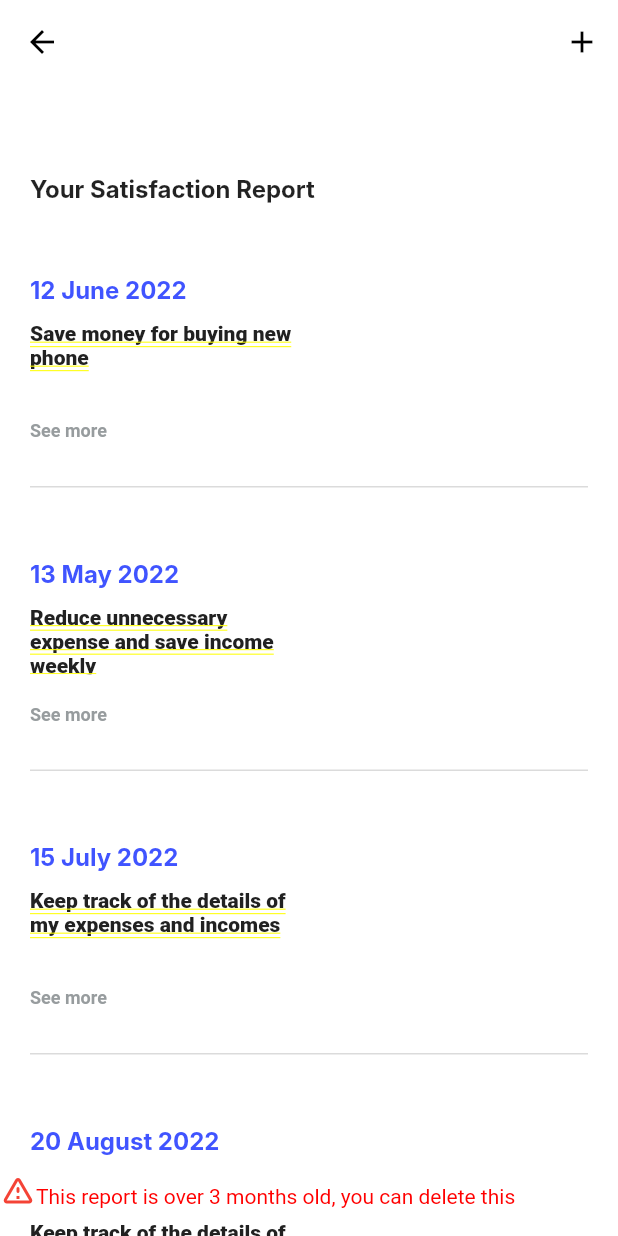
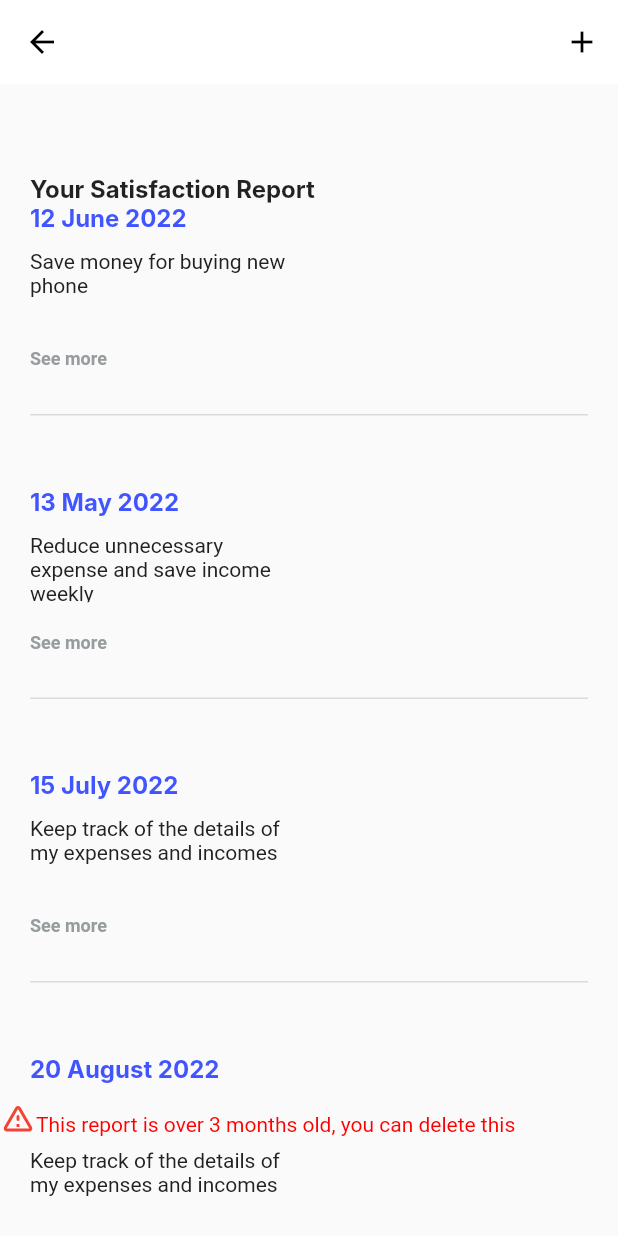
Before and after one commit to PPL-Waffar/iSaveit-flutter, a Flutter app: the ReadFeedback screen opened directly, on a phone screen of 412 x 824 dp. Run offline on Flutter 3.47's test engine with Material 2 defaults, Android fonts, the light colour scheme and no system bars; our stand-ins replace carousel_slider, pie_chart, shared_preferences; accounts and stored records are empty; Roboto replaces fonts that are missing (Inter).

Commit message:
[REFACTOR] Remove the yellow underline

```diff
--- a/lib/main.dart
+++ b/lib/main.dart
@@ -2,6 +2,7 @@
 
 import 'package:flutter/material.dart';
 import 'package:isaveit/page/authentication/login_page.dart';
+import 'package:isaveit/page/feedback/read_feedback.dart';
 
 
 
@@ -13,7 +14,7 @@ class MyApp extends StatelessWidget {
   Widget build(BuildContext context) {
     return  MaterialApp(
       debugShowCheckedModeBanner: false,
-      home: Login(),
+      home: ReadFeedback(),
 
     );
   }
--- a/lib/page/feedback/read_feedback.dart
+++ b/lib/page/feedback/read_feedback.dart
@@ -15,7 +15,7 @@ class ReadFeedbackPage extends State<ReadFeedback> {
   @override
   Widget build(BuildContext context) {
     return Scaffold(
-        backgroundColor: Colors.white,
+
         appBar: AppBar(
           automaticallyImplyLeading: false,
           backgroundColor: Colors.white,
@@ -60,10 +60,6 @@ class ReadFeedbackPage extends State<ReadFeedback> {
                           crossAxisAlignment: CrossAxisAlignment.start,
                           children: [
                             const SizedBox(height: 0.5,),
-                            const SizedBox(height: 24),
-
-
-                            const SizedBox(height: 24),
 
                             //Name of the user
                             Container(
@@ -85,9 +81,8 @@ class ReadFeedbackPage extends State<ReadFeedback> {
                                     width: 200,
                                     padding: const EdgeInsets.only(left: 20.0),
                                     child: RichText(
-                                      text: TextSpan(
-                                          style: DefaultTextStyle.of(context).style,
-                                          children: const <TextSpan>[
+                                      text: const TextSpan(
+                                          children: <TextSpan>[
                                             TextSpan(text: 'Save money for buying new phone\n',style: TextStyle(fontSize: 14.0,fontFamily: 'Roboto',color: Color(0xFF212121))),
                                           ]
                                       ),
@@ -103,7 +98,7 @@ class ReadFeedbackPage extends State<ReadFeedback> {
                                       const EdgeInsets.all(20)),
                                 ),
                                 child:RichText(
-                                  text: const TextSpan(
+                                  text:  const TextSpan(
                                       children: <TextSpan>[
                                         TextSpan(text: 'See more', style: TextStyle(fontSize: 12, color: Color(0xff979C9E), fontWeight: FontWeight.w700))
                                       ]
@@ -144,9 +139,8 @@ class ReadFeedbackPage extends State<ReadFeedback> {
                                     width: 200,
                                     padding: const EdgeInsets.only(left: 20.0),
                                     child: RichText(
-                                      text: TextSpan(
-                                          style: DefaultTextStyle.of(context).style,
-                                          children: const <TextSpan>[
+                                      text: const TextSpan(
+                                          children: <TextSpan>[
                                             TextSpan(text: 'Reduce unnecessary expense and save income weekly\n',style: TextStyle(fontSize: 14.0,fontFamily: 'Roboto',color: Color(0xFF212121))),
                                           ]
                                       ),
@@ -201,9 +195,8 @@ class ReadFeedbackPage extends State<ReadFeedback> {
                                     width: 200,
                                     padding: const EdgeInsets.only(left: 20.0),
                                     child: RichText(
-                                      text: TextSpan(
-                                          style: DefaultTextStyle.of(context).style,
-                                          children: const <TextSpan>[
+                                      text: const TextSpan(
+                                          children: <TextSpan>[
                                             TextSpan(text: 'Keep track of the details of my expenses and incomes\n',style: TextStyle(fontSize: 14.0,fontFamily: 'Roboto',color: Color(0xFF212121))),
                                           ]
                                       ),
@@ -274,9 +267,8 @@ class ReadFeedbackPage extends State<ReadFeedback> {
                                     width: 200,
                                     padding: const EdgeInsets.only(left: 20.0),
                                     child: RichText(
-                                      text: TextSpan(
-                                          style: DefaultTextStyle.of(context).style,
-                                          children: const <TextSpan>[
+                                      text: const TextSpan(
+                                          children: <TextSpan>[
                                             TextSpan(text: 'Keep track of the details of my expenses and incomes\n',style: TextStyle(fontSize: 14.0,fontFamily: 'Roboto',color: Color(0xFF212121))),
                                           ]
                                       ),
@@ -350,9 +342,8 @@ class ReadFeedbackPage extends State<ReadFeedback> {
                                     width: 200,
                                     padding: const EdgeInsets.only(left: 20.0),
                                     child: RichText(
-                                      text: TextSpan(
-                                          style: DefaultTextStyle.of(context).style,
-                                          children: const <TextSpan>[
+                                      text: const TextSpan(
+                                          children: <TextSpan>[
                                             TextSpan(text: 'Stop over spending money on clothing and food\n',style: TextStyle(fontSize: 14.0,fontFamily: 'Roboto',color: Color(0xFF212121))),
                                             TextSpan(text: 'See more', style: TextStyle(fontSize: 12, color: Color(0xff979C9E), fontWeight: FontWeight.w700))
                                           ]
```
